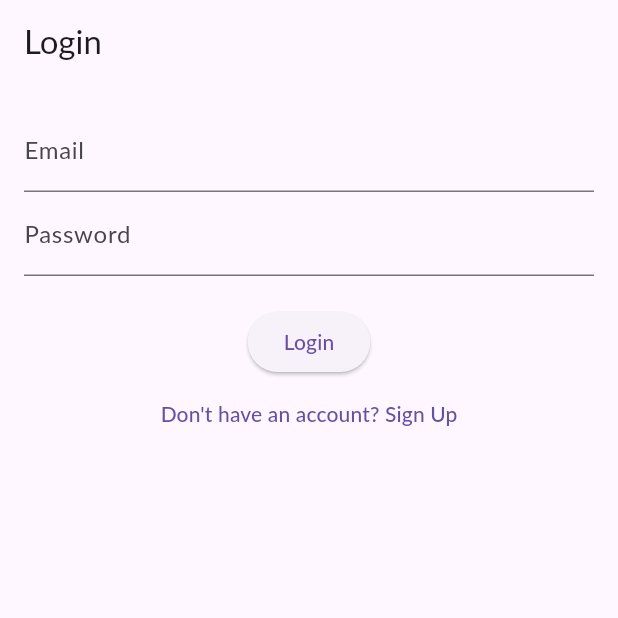
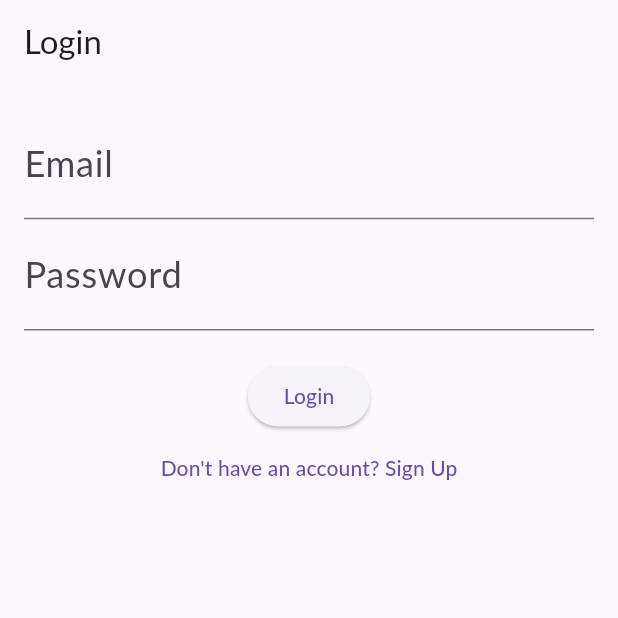
Before and after one commit to Kanglei-Inovations/KangleiMart, a Flutter app: the screen it shows after launch, on a phone screen of 412 x 824 dp, the top half of it. Run offline on Flutter 3.47's test engine with Material 3 defaults, Android fonts, the phone set to English and light mode, and no system bars; our stand-ins replace cached_network_image, cloud_firestore, firebase_auth, firebase_core, firebase_storage, flutter_rating_bar and 3 more; accounts and stored records are empty; Roboto replaces fonts that are missing (Lato).

Commit message:
product_item.dart

```diff
--- a/lib/main.dart
+++ b/lib/main.dart
@@ -4,6 +4,7 @@ import 'package:firebase_storage/firebase_storage.dart';
 import 'package:flutter/material.dart';
 import 'package:flutter/services.dart';
 import 'package:firebase_core/firebase_core.dart';
+import 'package:flutter_screenutil/flutter_screenutil.dart';
 import 'package:kangleimart/firebase_options.dart';
 import 'package:provider/provider.dart';
 import 'package:shared_preferences/shared_preferences.dart';
@@ -45,13 +46,22 @@ class MyApp extends StatelessWidget {
         ChangeNotifierProvider(create: (_) => ProductsProvider()),
       ],
       child: Consumer<AuthProviders>(
-        builder: (ctx, auth, _) => MaterialApp(
+        builder: (ctx, auth, _) {
+          return ScreenUtilInit(
+            designSize: const Size(375, 812),
+            builder: (context, child){
+              return MaterialApp(
                 debugShowCheckedModeBanner: false,
                 title: 'KangleiMart',
                 theme: ThemeData(
                   primarySwatch: Colors.blue,
                   hintColor: Colors.green,
                   fontFamily: 'Lato',
+                  textTheme: TextTheme(
+                    bodySmall: TextStyle(fontSize: 16.sp),
+                    bodyMedium: TextStyle(fontSize: 18.sp),
+                    bodyLarge: TextStyle(fontSize: 22.sp)
+                  )
                 ),
                 home: AuthChecker(),
                 routes: {
@@ -66,7 +76,10 @@ class MyApp extends StatelessWidget {
 
 
                 },
-        ),
+              );
+            },
+          );
+        }
       ),
     );
   }
--- a/lib/widgets/custom_drawer.dart
+++ b/lib/widgets/custom_drawer.dart
@@ -8,6 +8,8 @@ import '../screens/orders_screen.dart';
 import '../screens/profile_screen.dart';
 
 class CustomDrawer extends StatelessWidget {
+  const CustomDrawer({super.key});
+
   @override
   Widget build(BuildContext context) {
     return Drawer(
--- a/pubspec.yaml
+++ b/pubspec.yaml
@@ -49,6 +49,7 @@ dependencies:
   cached_network_image: ^3.3.1
   smooth_star_rating_null_safety: ^1.0.4+2
   flutter_rating_bar: ^4.0.0
+  flutter_screenutil: ^5.9.3
 
 dev_dependencies:
   flutter_test:
```
Also changed, not shown: lib/widgets/card_design_file.dart (deleted, +0 -15 lines), lib/widgets/product_item.dart (+42 -31 lines), pubspec.lock. Lines whose indentation alone changed are shown as unchanged.
